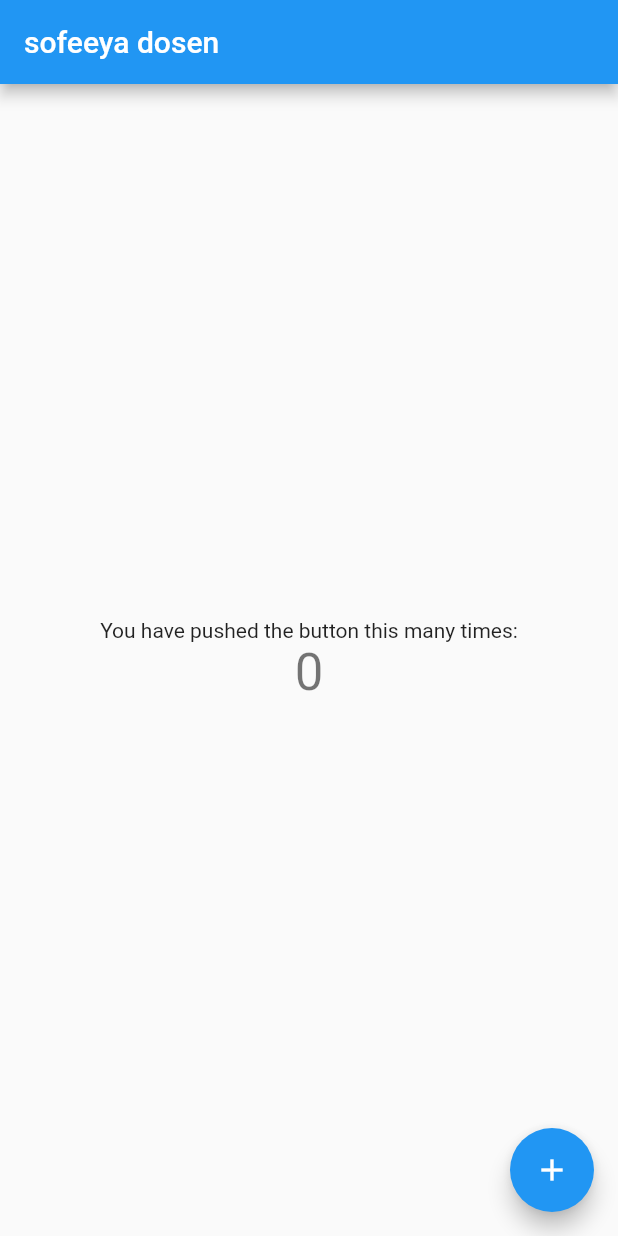
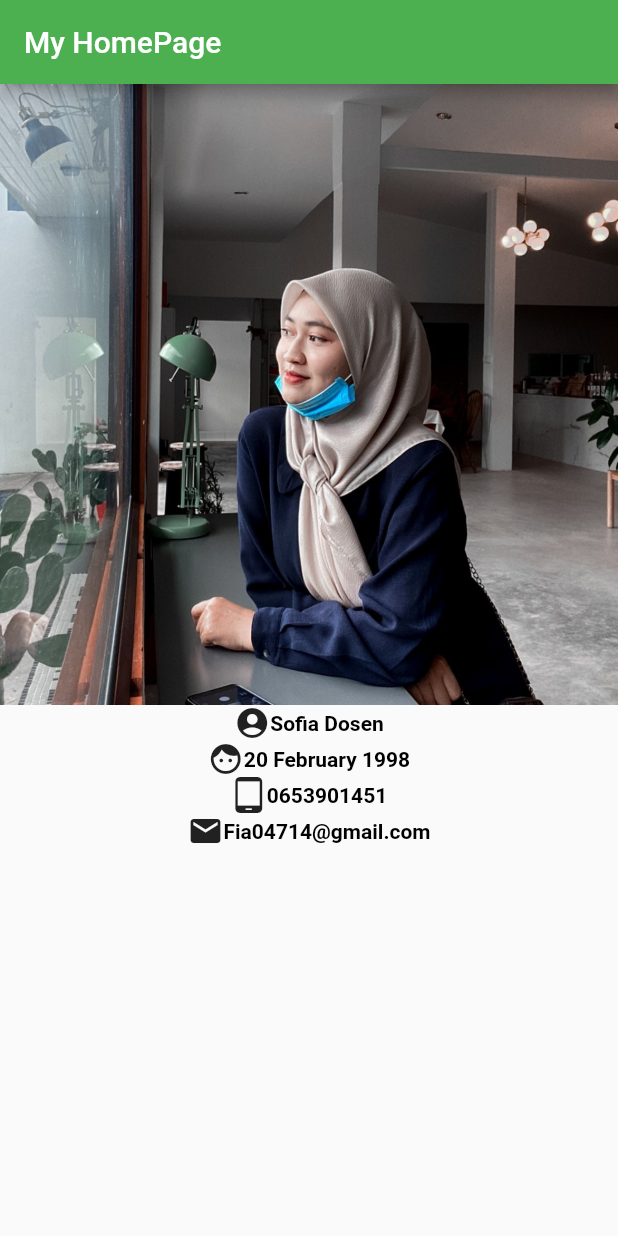
Before and after one commit to Sofia623/flutterdemo, a Flutter app: the screen it shows after launch, on a phone screen of 412 x 824 dp. Run offline on Flutter 3.47's test engine with Material 2 defaults, Android fonts, the phone set to English and light mode, and no system bars.

Commit message:
sevedemo2

```diff
--- a/lib/main.dart
+++ b/lib/main.dart
@@ -1,117 +1,24 @@
 import 'package:flutter/material.dart';
 
-void main() {
-  runApp(MyApp());
-}
+import 'screens/homepage.dart';
+
+//void main() {
+// runApp((MyApp));
+//}
+void main() => runApp(MyApp());
 
 class MyApp extends StatelessWidget {
-  // This widget is the root of your application.
   @override
   Widget build(BuildContext context) {
-    return MaterialApp(
-      title: 'Flutter Demo',
+    var materialApp2 = MaterialApp(
+      title: "My Flutter App",
       theme: ThemeData(
-        // This is the theme of your application.
-        //
-        // Try running your application with "flutter run". You'll see the
-        // application has a blue toolbar. Then, without quitting the app, try
-        // changing the primarySwatch below to Colors.green and then invoke
-        // "hot reload" (press "r" in the console where you ran "flutter run",
-        // or simply save your changes to "hot reload" in a Flutter IDE).
-        // Notice that the counter didn't reset back to zero; the application
-        // is not restarted.
-        primarySwatch: Colors.blue,
-        // This makes the visual density adapt to the platform that you run
-        // the app on. For desktop platforms, the controls will be smaller and
-        // closer together (more dense) than on mobile platforms.
+        primarySwatch: Colors.green,
         visualDensity: VisualDensity.adaptivePlatformDensity,
       ),
-      home: MyHomePage(title: 'sofeeya dosen'),
+      home: MyHomePage(title: "My HomePage"),
     );
+    var materialApp = materialApp2;
+    return materialApp;
   }
 }
-
-class MyHomePage extends StatefulWidget {
-  MyHomePage({Key key, this.title}) : super(key: key);
-
-  // This widget is the home page of your application. It is stateful, meaning
-  // that it has a State object (defined below) that contains fields that affect
-  // how it looks.
-
-  // This class is the configuration for the state. It holds the values (in this
-  // case the title) provided by the parent (in this case the App widget) and
-  // used by the build method of the State. Fields in a Widget subclass are
-  // always marked "final".
-
-  final String title;
-
-  @override
-  _MyHomePageState createState() => _MyHomePageState();
-}
-
-class _MyHomePageState extends State<MyHomePage> {
-  int _counter = 0;
-
-  void _incrementCounter() {
-    setState(() {
-      // This call to setState tells the Flutter framework that something has
-      // changed in this State, which causes it to rerun the build method below
-      // so that the display can reflect the updated values. If we changed
-      // _counter without calling setState(), then the build method would not be
-      // called again, and so nothing would appear to happen.
-      _counter++;
-    });
-  }
-
-  @override
-  Widget build(BuildContext context) {
-    // This method is rerun every time setState is called, for instance as done
-    // by the _incrementCounter method above.
-    //
-    // The Flutter framework has been optimized to make rerunning build methods
-    // fast, so that you can just rebuild anything that needs updating rather
-    // than having to individually change instances of widgets.
-    return Scaffold(
-      appBar: AppBar(
-        // Here we take the value from the MyHomePage object that was created by
-        // the App.build method, and use it to set our appbar title.
-        title: Text(widget.title),
-      ),
-      body: Center(
-        // Center is a layout widget. It takes a single child and positions it
-        // in the middle of the parent.
-        child: Column(
-          // Column is also a layout widget. It takes a list of children and
-          // arranges them vertically. By default, it sizes itself to fit its
-          // children horizontally, and tries to be as tall as its parent.
-          //
-          // Invoke "debug painting" (press "p" in the console, choose the
-          // "Toggle Debug Paint" action from the Flutter Inspector in Android
-          // Studio, or the "Toggle Debug Paint" command in Visual Studio Code)
-          // to see the wireframe for each widget.
-          //
-          // Column has various properties to control how it sizes itself and
-          // how it positions its children. Here we use mainAxisAlignment to
-          // center the children vertically; the main axis here is the vertical
-          // axis because Columns are vertical (the cross axis would be
-          // horizontal).
-          mainAxisAlignment: MainAxisAlignment.center,
-          children: <Widget>[
-            Text(
-              'You have pushed the button this many times:',
-            ),
-            Text(
-              '$_counter',
-              style: Theme.of(context).textTheme.headline4,
-            ),
-          ],
-        ),
-      ),
-      floatingActionButton: FloatingActionButton(
-        onPressed: _incrementCounter,
-        tooltip: 'Increment',
-        child: Icon(Icons.add),
-      ), // This trailing comma makes auto-formatting nicer for build methods.
-    );
-  }
-}
--- /dev/null
+++ b/lib/screens/homepage.dart
@@ -0,0 +1,77 @@
+import 'package:flutter/material.dart';
+
+class MyHomePage extends StatelessWidget {
+  MyHomePage({Key key, this.title}) : super(key: key);
+  final String title;
+  @override
+  Widget build(BuildContext context) {
+    return Scaffold(
+      appBar: AppBar(
+        title: Text(this.title),
+      ),
+      body: Column(
+        children: <Widget>[
+          Image.asset("assets/images/me.jpg"),
+          Row(
+            mainAxisAlignment: MainAxisAlignment.center,
+            children: <Widget>[
+              Icon(
+                Icons.account_circle,
+              ),
+              Text(
+                "Sofia Dosen",
+                style: TextStyle(
+                  fontWeight: FontWeight.bold,
+                  color: Colors.black,
+                ),
+              ),
+            ],
+          ),
+          Row(
+            mainAxisAlignment: MainAxisAlignment.center,
+            children: <Widget>[
+              Icon(
+                Icons.face,
+              ),
+              Text(
+                "20 February 1998",
+                style: TextStyle(
+                  fontWeight: FontWeight.bold,
+                  color: Colors.black,
+                ),
+              ),
+            ],
+         ),
+          Row(mainAxisAlignment: MainAxisAlignment.center,
+          children: <Widget>[
+            Icon(
+              Icons.tablet_android,
+            ),
+            Text(
+              "0653901451",
+              style: TextStyle(
+                fontWeight: FontWeight.bold,
+                color: Colors.black
+              ),
+            ),
+          ],
+          ),
+          Row(mainAxisAlignment: MainAxisAlignment.center,
+          children: <Widget>[
+            Icon(
+              Icons.mail,
+            ),
+            Text(
+              "Fia04714@gmail.com",
+              style: TextStyle(
+                fontWeight: FontWeight.bold,
+                color: Colors.black
+              ),
+            ),
+          ],
+          ),
+        ],
+      ),
+    );
+  }
+}
--- a/pubspec.yaml
+++ b/pubspec.yaml
@@ -45,8 +45,8 @@ flutter:
   uses-material-design: true
 
   # To add assets to your application, add an assets section, like this:
-  # assets:
-  #   - images/a_dot_burr.jpeg
+  assets:
+    - assets/images/
   #   - images/a_dot_ham.jpeg
 
   # An image asset can refer to one or more resolution-specific "variants", see
```
Also changed, not shown: assets/images/me.jpg (added).
